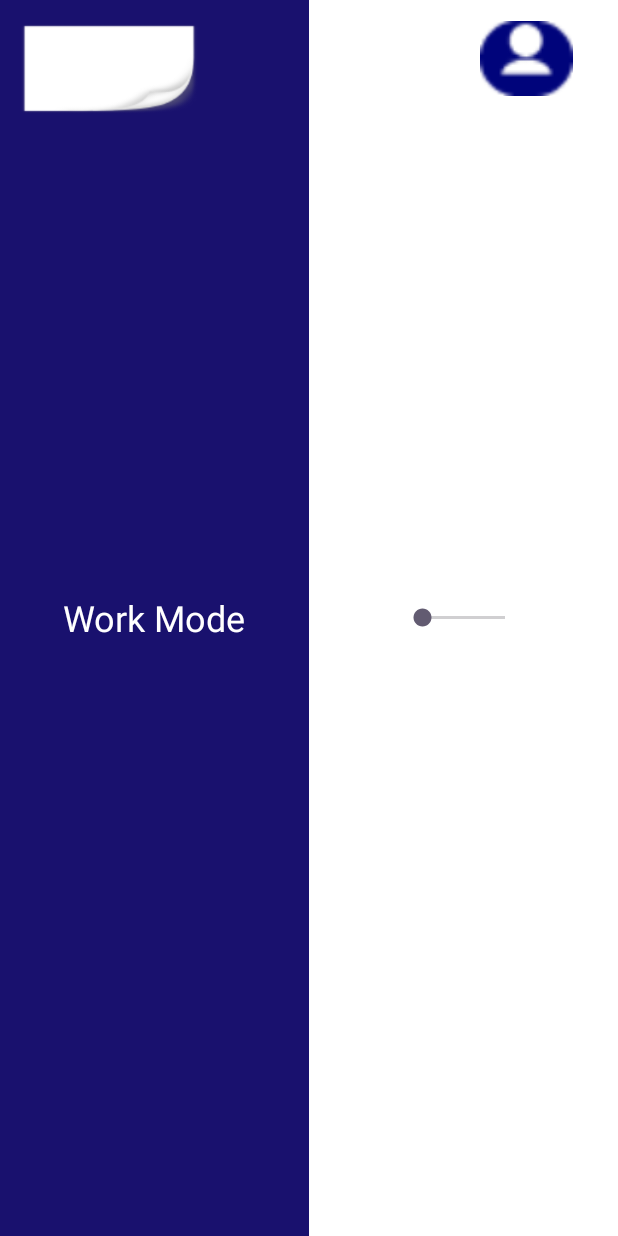
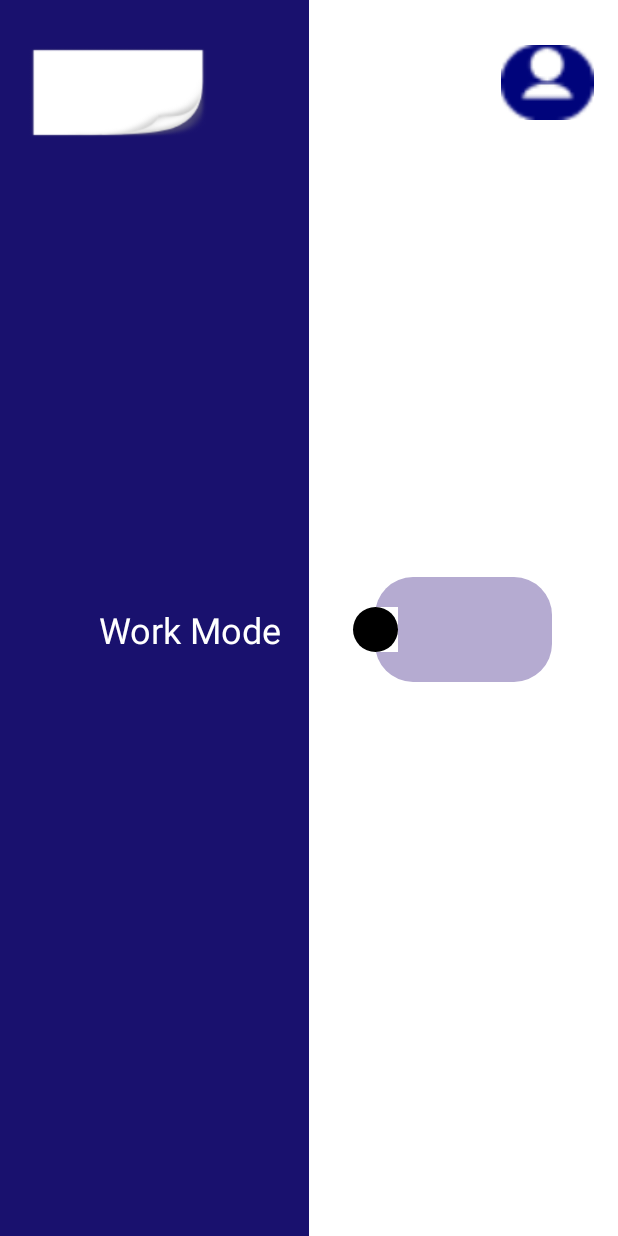
Before and after one commit to MargaretLJ/DutyLog-, an Android app: the MainActivity screen opened directly, with no data from a screen before it, on a phone screen of 412 x 824 dp. Run offline under Robolectric (Android 15) with nearby library versions, the phone set to English and light mode, and no system bars.

Commit message:
fixed layout

```diff
--- a/app/src/main/java/in/codefane/dutylog/MainActivity.java
+++ b/app/src/main/java/in/codefane/dutylog/MainActivity.java
@@ -10,9 +10,7 @@ import android.database.Cursor;
 import android.os.Bundle;
 import android.util.Log;
 import android.view.View;
-import android.widget.CompoundButton;
-import android.widget.Switch;
-import android.widget.TextView;
+import android.widget.SeekBar;
 import android.widget.Toast;
 
 import androidx.activity.EdgeToEdge;
@@ -35,7 +33,6 @@ import androidx.localbroadcastmanager.content.LocalBroadcastManager;
 public class MainActivity extends AppCompatActivity {
 
     private static final int REQUEST_LOCATION_PERMISSION = 1;
-    private TextView coordinatesTextView;
     private static final String TAG = "MainActivity";
     private Sqlitedatabase dbhelper;
     private LocationUpdateReceiver locationUpdateReceiver;
@@ -50,14 +47,29 @@ public class MainActivity extends AppCompatActivity {
             v.setPadding(systemBars.left, systemBars.top, systemBars.right, systemBars.bottom);
             return insets;
         });
+
         dbhelper = new Sqlitedatabase(this);
-        coordinatesTextView = findViewById(R.id.coordinatesTextView);
 
-        Switch workmode = findViewById(R.id.workSwitch);
-        workmode.setOnCheckedChangeListener(new CompoundButton.OnCheckedChangeListener() {
+        // Initialize the SeekBar
+        SeekBar workSeekBar = findViewById(R.id.slider);
+
+        // Set SeekBar listener
+        workSeekBar.setOnSeekBarChangeListener(new SeekBar.OnSeekBarChangeListener() {
             @Override
-            public void onCheckedChanged(CompoundButton compoundButton, boolean isChecked) {
-                if (isChecked) {
+            public void onProgressChanged(SeekBar seekBar, int progress, boolean fromUser) {
+                // Handle SeekBar progress change here if needed
+            }
+
+            @Override
+            public void onStartTrackingTouch(SeekBar seekBar) {
+                // Handle when the user starts touching the SeekBar
+            }
+
+            @Override
+            public void onStopTrackingTouch(SeekBar seekBar) {
+                // Handle when the user stops touching the SeekBar
+                boolean isWorkModeEnabled = seekBar.getProgress() > 0; // Assuming any progress > 0 means Work Mode is on
+                if (isWorkModeEnabled) {
                     if (hasLocationPermissions()) {
                         Toast.makeText(MainActivity.this, "Accessing location..", Toast.LENGTH_SHORT).show();
                         startLocationService();
@@ -133,7 +145,7 @@ public class MainActivity extends AppCompatActivity {
                 double latitude = intent.getDoubleExtra(LocationService.EXTRA_LATITUDE, 0);
                 double longitude = intent.getDoubleExtra(LocationService.EXTRA_LONGITUDE, 0);
                 String coordinates = "Coordinates: " + latitude + ", " + longitude;
-                coordinatesTextView.setText(coordinates);
+                // coordinatesTextView.setText(coordinates); // Commented out for now
                 Log.d(TAG, coordinates);
             }
         }
--- a/app/src/main/res/drawable/custom_switch_track.xml
+++ b/app/src/main/res/drawable/custom_switch_track.xml
@@ -2,14 +2,16 @@
 <selector xmlns:android="http://schemas.android.com/apk/res/android">
     <item android:state_checked="true">
         <shape android:shape="rectangle">
-            <corners android:radius="20dp" />
+            <corners android:radius="25dp" />
             <solid android:color="@color/track_checked" />
+            <size android:height="100dp" />
         </shape>
     </item>
     <item android:state_checked="false">
         <shape android:shape="rectangle">
-            <corners android:radius="20dp" />
+            <corners android:radius="25dp" />
             <solid android:color="@color/track_unchecked" />
+            <size android:height="100dp" />
         </shape>
     </item>
 </selector>
--- a/app/src/main/res/drawable/custom_thumb.xml
+++ b/app/src/main/res/drawable/custom_thumb.xml
@@ -3,7 +3,7 @@
     <item android:state_checked="true">
         <shape android:shape="oval">
             <solid android:color="@color/thumb_checked" />
-            <size android:width="30dp" android:height="30dp" />
+            <size android:width="10dp" android:height="10dp" />
         </shape>
     </item>
     <item android:state_checked="false">
--- a/app/src/main/res/layout/activity_main.xml
+++ b/app/src/main/res/layout/activity_main.xml
@@ -2,14 +2,11 @@
 <androidx.constraintlayout.widget.ConstraintLayout xmlns:android="http://schemas.android.com/apk/res/android"
     xmlns:app="http://schemas.android.com/apk/res-auto"
     xmlns:tools="http://schemas.android.com/tools"
-
     android:id="@+id/main"
     android:layout_width="match_parent"
     android:layout_height="match_parent">
 
     <!-- Left side (profile and company name) -->
-
-    <!-- Company logo -->
     <LinearLayout
         android:id="@+id/left_side"
         android:layout_width="0dp"
@@ -31,8 +28,8 @@
             android:text="Work Mode"
             android:textColor="@color/white"
             android:textSize="24sp"
-            app:layout_constraintMarginStart="24dp"
-            app:layout_constraintMarginTop="16dp"
+            android:layout_marginStart="24dp"
+            android:layout_marginTop="16dp"
             app:layout_constraintStart_toStartOf="parent"
             app:layout_constraintTop_toTopOf="parent" />
 
@@ -44,12 +41,10 @@
         android:layout_height="91dp"
         android:layout_marginLeft="10dp"
         android:src="@drawable/company_logo"
-        app:layout_constraintMarginStart="16dp"
-        app:layout_constraintMarginTop="16dp"
-
+        android:layout_marginStart="16dp"
+        android:layout_marginTop="16dp"
         app:layout_constraintStart_toStartOf="parent"
         app:layout_constraintTop_toTopOf="parent" />
-
 
     <!-- Right side (slider and profile image) -->
     <LinearLayout
@@ -67,18 +62,17 @@
         <!-- Big slider -->
         <SeekBar
             android:id="@+id/slider"
-            android:layout_width="87dp"
-            android:layout_height="48dp"
+            android:layout_width="150dp"
+            android:layout_height="70dp"
             android:layout_marginStart="24dp"
             android:layout_marginEnd="24dp"
-            app:layout_constraintBottom_toTopOf="@+id/profile_image"
+            android:progressDrawable="@drawable/custom_switch_track"
+            android:thumb="@drawable/custom_thumb"
+            android:layout_marginBottom="16dp"
+            android:layout_marginTop="32dp"
             app:layout_constraintEnd_toEndOf="parent"
-            app:layout_constraintMarginBottom="16dp"
-            app:layout_constraintMarginTop="32dp"
             app:layout_constraintStart_toStartOf="parent"
             app:layout_constraintTop_toTopOf="parent" />
-
-
     </LinearLayout>
 
     <ImageView
@@ -87,13 +81,9 @@
         android:layout_height="78dp"
         android:layout_marginRight="30dp"
         android:src="@drawable/white_person_profile"
-        app:layout_constraintEnd_margin="16dp"
+        android:layout_marginEnd="16dp"
+        android:layout_marginTop="16dp"
         app:layout_constraintEnd_toEndOf="parent"
-        app:layout_constraintTop_margin="16dp"
         app:layout_constraintTop_toTopOf="parent" />
 
-
-
-
-
 </androidx.constraintlayout.widget.ConstraintLayout>
--- a/app/src/main/res/values/colors.xml
+++ b/app/src/main/res/values/colors.xml
@@ -6,6 +6,6 @@
     <color name="thumb_checked">#4CAF50</color>
     <color name="thumb_unchecked">#000000</color>
     <color name="track_checked">#333333</color>
-    <color name="track_unchecked">#A9A9A9</color>
+    <color name="track_unchecked">#B5ABD1</color>
     <color name="text_color">#333333</color>
 </resources>
```
